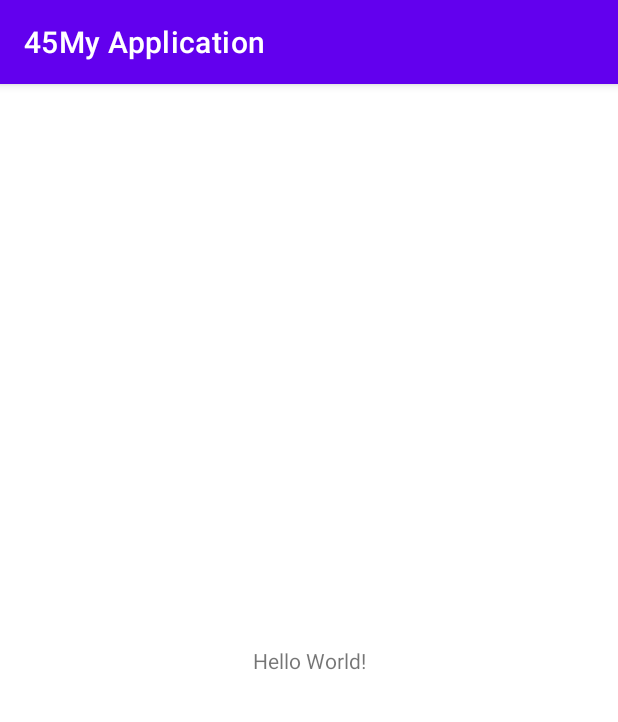
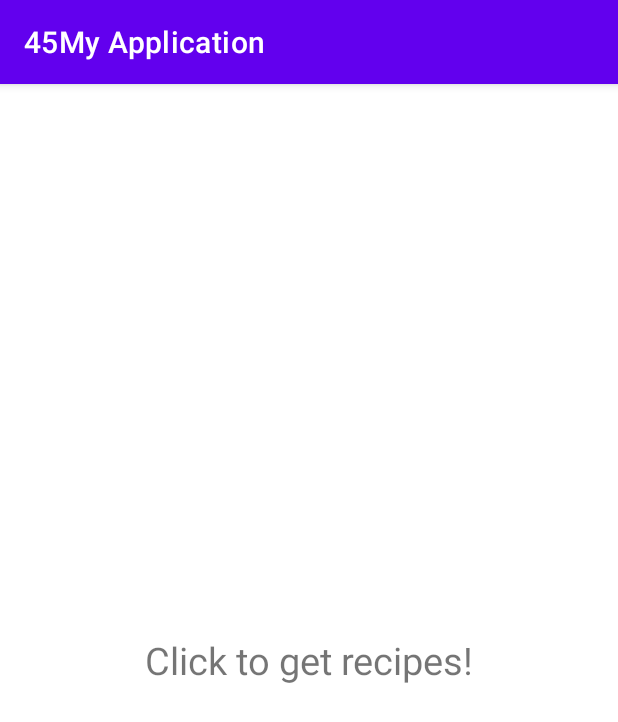
Before and after one commit to VladFediuk2404/45MyApplication, an Android app: the screen it shows after launch (MainActivity), on a phone screen of 412 x 824 dp. Shown: the top 722 px of the screen. Run offline under Robolectric (Android 15) with nearby library versions, the phone set to English and light mode, and no system bars; our stand-ins replace Dagger/Hilt's generated code.

```diff
--- a/app/src/main/AndroidManifest.xml
+++ b/app/src/main/AndroidManifest.xml
@@ -1,6 +1,8 @@
 <?xml version="1.0" encoding="utf-8"?>
 <manifest xmlns:android="http://schemas.android.com/apk/res/android"
     xmlns:tools="http://schemas.android.com/tools">
+
+    <uses-permission android:name="android.permission.INTERNET"/>
 
     <application
         android:name="com.example.a45myapplication.MealApplication"
--- a/app/src/main/java/com/example/a45myapplication/MealApplication.kt
+++ b/app/src/main/java/com/example/a45myapplication/MealApplication.kt
@@ -4,5 +4,4 @@ import android.app.Application
 import dagger.hilt.android.HiltAndroidApp
 
 @HiltAndroidApp
-class MealApplication : Application() {
-}
+class MealApplication : Application()
--- /dev/null
+++ b/app/src/main/java/com/example/a45myapplication/common/Extensions.kt
@@ -0,0 +1,16 @@
+package com.example.a45myapplication.common
+
+import androidx.fragment.app.Fragment
+import androidx.lifecycle.Lifecycle
+import androidx.lifecycle.lifecycleScope
+import androidx.lifecycle.repeatOnLifecycle
+import kotlinx.coroutines.flow.Flow
+import kotlinx.coroutines.launch
+
+fun <T> Fragment.collectLifecycleFlow(flow: Flow<T>, collect: suspend (T) -> Unit) {
+    viewLifecycleOwner.lifecycleScope.launch {
+        repeatOnLifecycle(Lifecycle.State.STARTED) {
+            flow.collect(collect)
+        }
+    }
+}
--- a/app/src/main/java/com/example/a45myapplication/presentation/MainActivity.kt
+++ b/app/src/main/java/com/example/a45myapplication/presentation/MainActivity.kt
@@ -3,7 +3,9 @@ package com.example.a45myapplication.presentation
 import androidx.appcompat.app.AppCompatActivity
 import android.os.Bundle
 import com.example.a45myapplication.databinding.ActivityMainBinding
+import dagger.hilt.android.AndroidEntryPoint
 
+@AndroidEntryPoint
 class MainActivity : AppCompatActivity() {
 
     private var _binding: ActivityMainBinding? = null
--- a/app/src/main/java/com/example/a45myapplication/presentation/coin_list/fragment/MealFragment.kt
+++ b/app/src/main/java/com/example/a45myapplication/presentation/coin_list/fragment/MealFragment.kt
@@ -6,6 +6,8 @@ import android.view.LayoutInflater
 import android.view.View
 import android.view.ViewGroup
 import androidx.fragment.app.viewModels
+import com.example.a45myapplication.common.Resource
+import com.example.a45myapplication.common.collectLifecycleFlow
 import com.example.a45myapplication.databinding.FragmentMealBinding
 import com.example.a45myapplication.presentation.coin_list.MealListViewModel
 import dagger.hilt.android.AndroidEntryPoint
@@ -29,10 +31,30 @@ class MealFragment : Fragment() {
 
     override fun onViewCreated(view: View, savedInstanceState: Bundle?) {
         super.onViewCreated(view, savedInstanceState)
+        observerGetMeals()
 
-        // todo тут код писать
+        binding.TextViewFragment.setOnClickListener {
+            viewModel.getMeals("pizza")
+        }
 
     }
+    private fun observerGetMeals(){
+        collectLifecycleFlow(viewModel.getMealsResult) {
+            when(it) {
+                is Resource.Success ->  {
+                    binding.TextViewFragment.text = it.data?.recipes.toString()
+                }
+
+                is Resource.Error ->  {
+                    binding.TextViewFragment.text = it.message ?: "Unknown error"
+                }
+                is Resource.Loading ->  {
+                    binding.TextViewFragment.text = "loading"
+                }
+            }
+        }
+    }
+
 
     override fun onDestroyView() {
         super.onDestroyView()
--- a/app/src/main/res/layout/activity_main.xml
+++ b/app/src/main/res/layout/activity_main.xml
@@ -4,15 +4,16 @@
     xmlns:tools="http://schemas.android.com/tools"
     android:layout_width="match_parent"
     android:layout_height="match_parent"
-    tools:context=".MainActivity">
-
-    <TextView
-        android:layout_width="wrap_content"
-        android:layout_height="wrap_content"
-        android:text="Hello World!"
+    tools:context="presentation.MainActivity">
+    <androidx.fragment.app.FragmentContainerView
+        android:id="@+id/nav_host_fragment"
+        android:name="androidx.navigation.fragment.NavHostFragment"
+        android:layout_width="0dp"
+        android:layout_height="0dp"
+        app:layout_constraintLeft_toLeftOf="parent"
+        app:layout_constraintRight_toRightOf="parent"
+        app:layout_constraintTop_toTopOf="parent"
         app:layout_constraintBottom_toBottomOf="parent"
-        app:layout_constraintEnd_toEndOf="parent"
-        app:layout_constraintStart_toStartOf="parent"
-        app:layout_constraintTop_toTopOf="parent" />
-
+        app:defaultNavHost="true"
+        app:navGraph="@navigation/nav_graph" />
 </androidx.constraintlayout.widget.ConstraintLayout>
--- a/app/src/main/res/layout/fragment_meal.xml
+++ b/app/src/main/res/layout/fragment_meal.xml
@@ -5,10 +5,14 @@
     android:layout_height="match_parent"
     tools:context=".presentation.coin_list.fragment.MealFragment">
 
-    <!-- TODO: Update blank fragment layout -->
     <TextView
+        android:id="@+id/TextViewFragment"
         android:layout_width="match_parent"
-        android:layout_height="match_parent"
-        android:text="@string/hello_blank_fragment" />
+        android:layout_gravity="center"
+        android:textAlignment="center"
+        android:textSize="25sp"
+        android:layout_height="wrap_content"
+        android:text="Click to get recipes!" />
+
 
 </FrameLayout>
--- /dev/null
+++ b/app/src/main/res/navigation/nav_graph.xml
@@ -0,0 +1,13 @@
+<?xml version="1.0" encoding="utf-8"?>
+<navigation xmlns:android="http://schemas.android.com/apk/res/android"
+    xmlns:app="http://schemas.android.com/apk/res-auto"
+    xmlns:tools="http://schemas.android.com/tools"
+    android:id="@+id/nav_graph"
+    app:startDestination="@id/mealFragment">
+
+    <fragment
+        android:id="@+id/mealFragment"
+        android:name="com.example.a45myapplication.presentation.coin_list.fragment.MealFragment"
+        android:label="fragment_meal"
+        tools:layout="@layout/fragment_meal" />
+</navigation>
```
